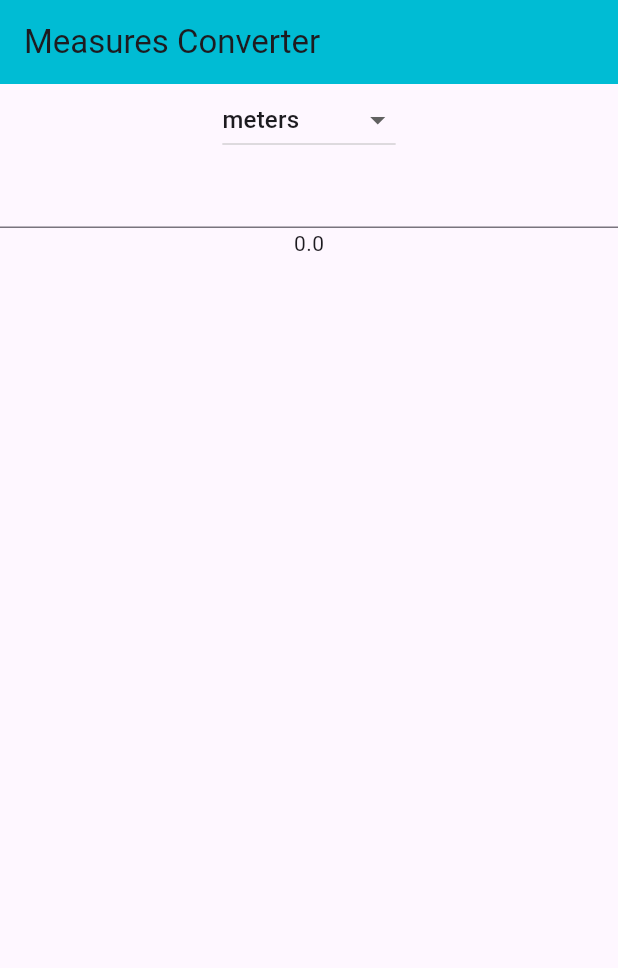
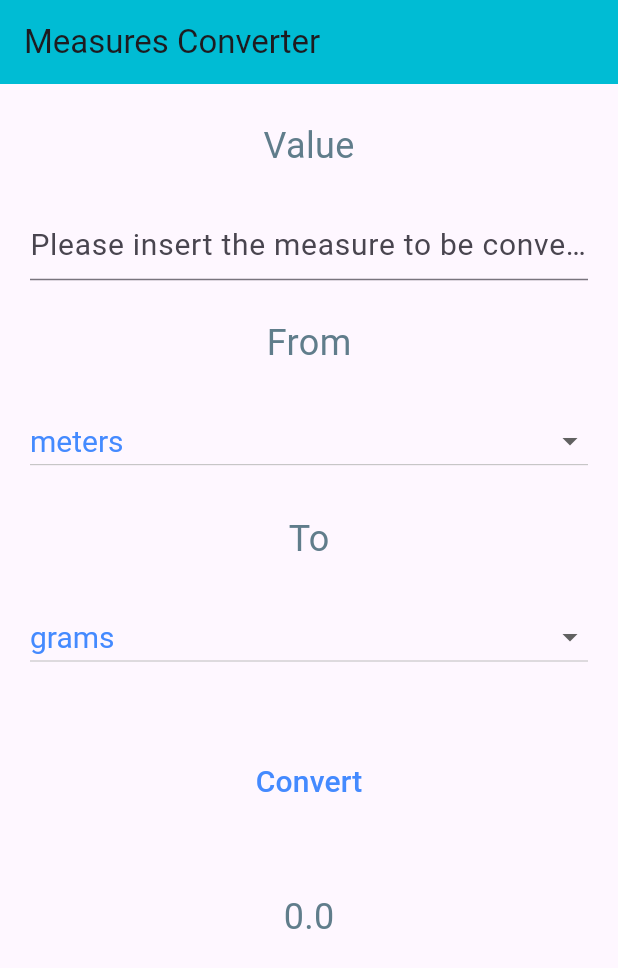
Before and after one commit to anasassad/Unit-Converter, a Flutter app: the screen it shows after launch, on a phone screen of 412 x 824 dp. Shown: the top 968 px of the screen. Run offline on Flutter 3.47's test engine with Material 3 defaults, Android fonts, the phone set to English and light mode, and no system bars.

Commit message:
Finalize the UI

```diff
--- a/lib/main.dart
+++ b/lib/main.dart
@@ -15,6 +15,7 @@ class MyAppState extends State<MyApp> {
   late double _numberFrom;
 
   String _startMeasure = 'meters';
+  String _convertedMeasure = 'grams';
 
   final List<String> _measures = [
     'meters',
@@ -35,6 +36,16 @@ class MyAppState extends State<MyApp> {
 
   @override
   Widget build(BuildContext context) {
+    final TextStyle inputStyle = TextStyle(
+      fontSize: 20,
+      color: Colors.blueAccent,
+    );
+
+    final TextStyle labelStyle = TextStyle(
+      fontSize: 24,
+      color: Colors.blueGrey,
+    );
+
     return MaterialApp(
       title: 'Measures Converter',
       home: Scaffold(
@@ -42,23 +53,21 @@ class MyAppState extends State<MyApp> {
           title: const Text('Measures Converter'),
           backgroundColor: Colors.cyan,
         ),
-        body: Center(
+        body: Container(
+            padding: const EdgeInsets.symmetric(horizontal: 20),
             child: Column(
               children: [
-            DropdownButton(
-                value: _startMeasure,
-                items: _measures.map((String value) {
-                  return DropdownMenuItem<String>(
-                    value: value,
-                    child: Text(value),
-                  );
-                }).toList(),
-                onChanged: (value) {
-                  setState(() {
-                    _startMeasure = value!;
-                  });
-                }),
+                const Spacer(),
+                Text(
+                  'Value',
+                  style: labelStyle,
+                ),
+                const Spacer(),
                 TextField(
+                  style: inputStyle,
+                  decoration: const InputDecoration(
+                    hintText: 'Please insert the measure to be converted',
+                  ),
                   onChanged: (text) {
                     var v = double.tryParse(text);
                     if (v != null) {
@@ -68,7 +77,67 @@ class MyAppState extends State<MyApp> {
                     }
                   },
                 ),
-            Text((_numberFrom == null) ? '' : _numberFrom.toString())
+                const Spacer(),
+                Text(
+                  'From',
+                  style: labelStyle,
+                ),
+                const Spacer(),
+                DropdownButton(
+                    isExpanded: true,
+                    value: _startMeasure,
+                    items: _measures.map((String value) {
+                      return DropdownMenuItem<String>(
+                        value: value,
+                        child: Text(value),
+                      );
+                    }).toList(),
+                    style: inputStyle,
+                    onChanged: (value) {
+                      setState(() {
+                        _startMeasure = value!;
+                      });
+                    }),
+                const Spacer(),
+                Text(
+                  'To',
+                  style: labelStyle,
+                ),
+                const Spacer(),
+                DropdownButton(
+                    isExpanded: true,
+                    value: _convertedMeasure,
+                    items: _measures.map((String value) {
+                      return DropdownMenuItem<String>(
+                        value: value,
+                        child: Text(value),
+                      );
+                    }).toList(),
+                    style: inputStyle,
+                    onChanged: (value) {
+                      setState(() {
+                        _convertedMeasure = value!;
+                      });
+                    }),
+                const Spacer(
+                  flex: 2,
+                ),
+                TextButton(
+                    onPressed: () => true,
+                    child: Text(
+                      'Convert',
+                      style: inputStyle,
+                    )),
+                const Spacer(
+                  flex: 2,
+                ),
+                Text(
+                  (_numberFrom == null) ? '' : _numberFrom.toString(),
+                  style: labelStyle,
+                ),
+                const Spacer(
+                  flex: 8,
+                ),
               ],
             )),
       ),
```
Lines whose indentation alone changed are shown as unchanged.
